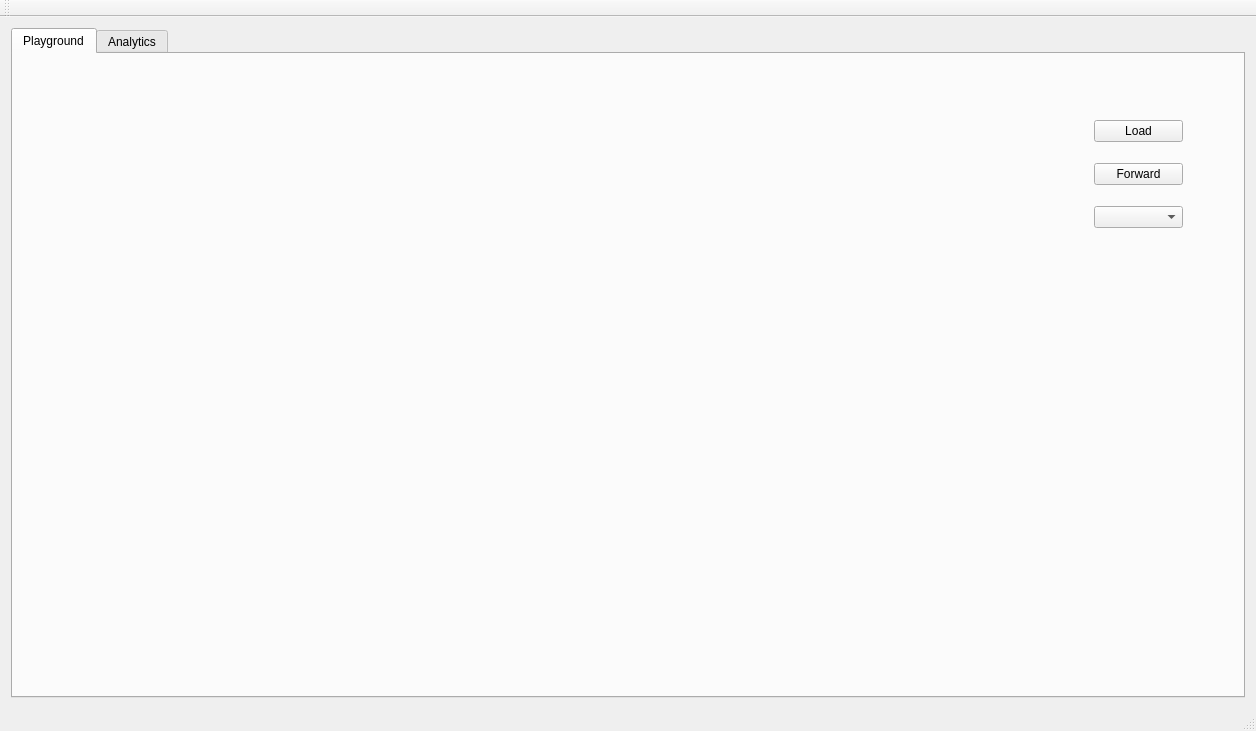
Qt form GUI/mainwindow.ui (kohutjan/2DFFT) before a commit.
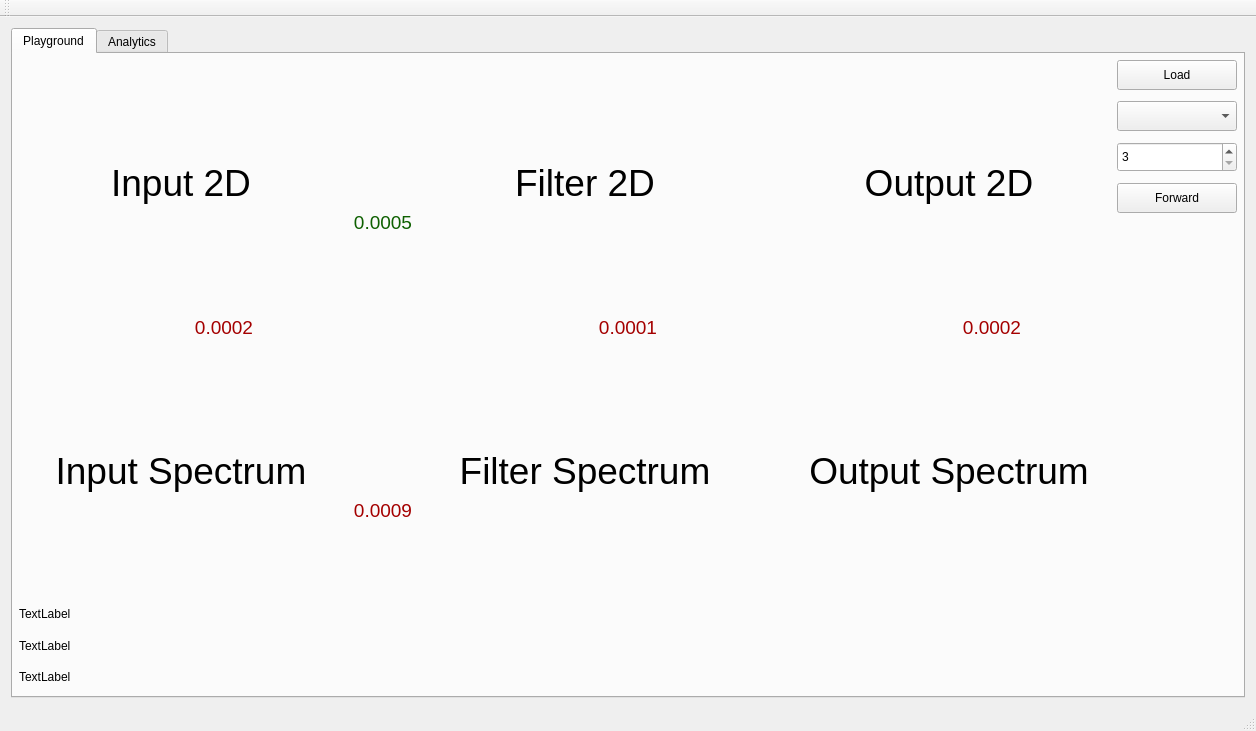
The same form after that commit.

Commit message: Better GUI + Update timing of freq convolution.

Diff of the .ui file:
```diff
--- a/GUI/mainwindow.ui
+++ b/GUI/mainwindow.ui
@@ -24,156 +24,715 @@
        <attribute name="title">
         <string>Playground</string>
        </attribute>
-       <widget class="QWidget" name="gridLayoutWidget">
-        <property name="geometry">
-         <rect>
-          <x>80</x>
-          <y>30</y>
-          <width>881</width>
-          <height>521</height>
-         </rect>
+       <layout class="QGridLayout" name="gridLayout_2" rowstretch="6,1" columnstretch="17,2">
+        <property name="leftMargin">
+         <number>6</number>
         </property>
-        <layout class="QGridLayout" name="gridLayout_2">
-         <property name="leftMargin">
-          <number>0</number>
-         </property>
-         <property name="topMargin">
-          <number>0</number>
-         </property>
-         <property name="rightMargin">
-          <number>0</number>
-         </property>
-         <property name="bottomMargin">
-          <number>0</number>
-         </property>
-         <property name="horizontalSpacing">
-          <number>0</number>
-         </property>
-         <item row="1" column="1">
-          <widget class="QLabel" name="playSpecFilter">
-           <property name="text">
-            <string/>
-           </property>
-           <property name="margin">
-            <number>0</number>
-           </property>
-          </widget>
-         </item>
-         <item row="1" column="2">
-          <widget class="QLabel" name="playSpecOutput">
-           <property name="text">
-            <string/>
-           </property>
-           <property name="margin">
-            <number>0</number>
-           </property>
-          </widget>
-         </item>
-         <item row="1" column="0">
-          <widget class="QLabel" name="playSpecInput">
-           <property name="text">
-            <string/>
-           </property>
-           <property name="margin">
-            <number>0</number>
-           </property>
-          </widget>
-         </item>
-         <item row="0" column="2">
-          <widget class="QLabel" name="play2DOutput">
-           <property name="text">
-            <string/>
-           </property>
-           <property name="margin">
-            <number>0</number>
-           </property>
-          </widget>
-         </item>
-         <item row="0" column="0">
-          <widget class="QLabel" name="play2DInput">
-           <property name="text">
-            <string/>
-           </property>
-           <property name="margin">
-            <number>0</number>
-           </property>
-           <property name="textInteractionFlags">
-            <set>Qt::NoTextInteraction</set>
-           </property>
-          </widget>
-         </item>
-         <item row="0" column="1">
-          <widget class="QLabel" name="play2DFilter">
-           <property name="maximumSize">
-            <size>
-             <width>293</width>
-             <height>257</height>
-            </size>
-           </property>
-           <property name="text">
-            <string/>
-           </property>
-           <property name="margin">
-            <number>0</number>
-           </property>
-          </widget>
-         </item>
-        </layout>
-       </widget>
-       <widget class="QWidget" name="verticalLayoutWidget">
-        <property name="geometry">
-         <rect>
-          <x>1070</x>
-          <y>40</y>
-          <width>111</width>
-          <height>161</height>
-         </rect>
+        <property name="topMargin">
+         <number>6</number>
         </property>
-        <layout class="QVBoxLayout" name="verticalLayout">
-         <item>
-          <widget class="QPushButton" name="playLoadImg">
-           <property name="text">
-            <string>Load</string>
-           </property>
-          </widget>
-         </item>
-         <item>
-          <widget class="QPushButton" name="playForward">
-           <property name="text">
-            <string>Forward</string>
-           </property>
-          </widget>
-         </item>
-         <item>
-          <widget class="QComboBox" name="playFiltersCombo">
-           <property name="editable">
-            <bool>false</bool>
-           </property>
-           <property name="currentText">
-            <string/>
-           </property>
-           <property name="duplicatesEnabled">
-            <bool>false</bool>
-           </property>
-           <item>
+        <property name="rightMargin">
+         <number>6</number>
+        </property>
+        <property name="bottomMargin">
+         <number>6</number>
+        </property>
+        <property name="spacing">
+         <number>6</number>
+        </property>
+        <item row="0" column="1">
+         <layout class="QVBoxLayout" name="filterParams" stretch="1,1,1,1,0">
+          <property name="spacing">
+           <number>11</number>
+          </property>
+          <property name="sizeConstraint">
+           <enum>QLayout::SetDefaultConstraint</enum>
+          </property>
+          <property name="leftMargin">
+           <number>0</number>
+          </property>
+          <item>
+           <widget class="QPushButton" name="playLoadImg">
+            <property name="sizePolicy">
+             <sizepolicy hsizetype="Minimum" vsizetype="Minimum">
+              <horstretch>0</horstretch>
+              <verstretch>0</verstretch>
+             </sizepolicy>
+            </property>
+            <property name="maximumSize">
+             <size>
+              <width>120</width>
+              <height>30</height>
+             </size>
+            </property>
             <property name="text">
+             <string>Load</string>
+            </property>
+           </widget>
+          </item>
+          <item>
+           <widget class="QComboBox" name="playFiltersCombo">
+            <property name="sizePolicy">
+             <sizepolicy hsizetype="Minimum" vsizetype="Minimum">
+              <horstretch>0</horstretch>
+              <verstretch>0</verstretch>
+             </sizepolicy>
+            </property>
+            <property name="maximumSize">
+             <size>
+              <width>120</width>
+              <height>30</height>
+             </size>
+            </property>
+            <property name="editable">
+             <bool>false</bool>
+            </property>
+            <property name="currentText">
              <string/>
             </property>
-           </item>
-           <item>
+            <property name="duplicatesEnabled">
+             <bool>false</bool>
+            </property>
+            <item>
+             <property name="text">
+              <string/>
+             </property>
+            </item>
+            <item>
+             <property name="text">
+              <string>Mean</string>
+             </property>
+            </item>
+            <item>
+             <property name="text">
+              <string>Gaussian</string>
+             </property>
+            </item>
+           </widget>
+          </item>
+          <item>
+           <widget class="QSpinBox" name="playKernelSizeSpin">
+            <property name="sizePolicy">
+             <sizepolicy hsizetype="Minimum" vsizetype="Minimum">
+              <horstretch>0</horstretch>
+              <verstretch>0</verstretch>
+             </sizepolicy>
+            </property>
+            <property name="maximumSize">
+             <size>
+              <width>120</width>
+              <height>30</height>
+             </size>
+            </property>
+            <property name="minimum">
+             <number>3</number>
+            </property>
+            <property name="maximum">
+             <number>33</number>
+            </property>
+            <property name="singleStep">
+             <number>2</number>
+            </property>
+           </widget>
+          </item>
+          <item>
+           <widget class="QPushButton" name="playForward">
+            <property name="sizePolicy">
+             <sizepolicy hsizetype="Minimum" vsizetype="Minimum">
+              <horstretch>0</horstretch>
+              <verstretch>0</verstretch>
+             </sizepolicy>
+            </property>
+            <property name="maximumSize">
+             <size>
+              <width>120</width>
+              <height>30</height>
+             </size>
+            </property>
             <property name="text">
-             <string>Mean</string>
+             <string>Forward</string>
             </property>
-           </item>
-           <item>
+           </widget>
+          </item>
+          <item>
+           <spacer name="verticalSpacer_9">
+            <property name="orientation">
+             <enum>Qt::Vertical</enum>
+            </property>
+            <property name="sizeHint" stdset="0">
+             <size>
+              <width>20</width>
+              <height>40</height>
+             </size>
+            </property>
+           </spacer>
+          </item>
+         </layout>
+        </item>
+        <item row="0" column="0">
+         <layout class="QGridLayout" name="show" rowstretch="6,1,6" columnstretch="8,2,8,1,8">
+          <property name="sizeConstraint">
+           <enum>QLayout::SetDefaultConstraint</enum>
+          </property>
+          <property name="leftMargin">
+           <number>0</number>
+          </property>
+          <property name="topMargin">
+           <number>0</number>
+          </property>
+          <property name="rightMargin">
+           <number>0</number>
+          </property>
+          <property name="bottomMargin">
+           <number>0</number>
+          </property>
+          <property name="spacing">
+           <number>0</number>
+          </property>
+          <item row="0" column="3">
+           <layout class="QVBoxLayout" name="play2DFilterOutputCon">
+            <item>
+             <spacer name="verticalSpacer_3">
+              <property name="orientation">
+               <enum>Qt::Vertical</enum>
+              </property>
+              <property name="sizeHint" stdset="0">
+               <size>
+                <width>20</width>
+                <height>40</height>
+               </size>
+              </property>
+             </spacer>
+            </item>
+            <item>
+             <widget class="QLabel" name="play2DFilterOutputPipe">
+              <property name="sizePolicy">
+               <sizepolicy hsizetype="Expanding" vsizetype="Expanding">
+                <horstretch>0</horstretch>
+                <verstretch>0</verstretch>
+               </sizepolicy>
+              </property>
+              <property name="minimumSize">
+               <size>
+                <width>0</width>
+                <height>35</height>
+               </size>
+              </property>
+              <property name="styleSheet">
+               <string notr="true"/>
+              </property>
+              <property name="text">
+               <string/>
+              </property>
+             </widget>
+            </item>
+            <item>
+             <spacer name="verticalSpacer_4">
+              <property name="orientation">
+               <enum>Qt::Vertical</enum>
+              </property>
+              <property name="sizeHint" stdset="0">
+               <size>
+                <width>20</width>
+                <height>40</height>
+               </size>
+              </property>
+             </spacer>
+            </item>
+           </layout>
+          </item>
+          <item row="2" column="4">
+           <widget class="QLabel" name="playSpecOutput">
+            <property name="styleSheet">
+             <string notr="true"/>
+            </property>
             <property name="text">
-             <string>Gaussian</string>
+             <string>&lt;html&gt;&lt;head/&gt;&lt;body&gt;&lt;p align=&quot;center&quot;&gt;&lt;span style=&quot; font-size:28pt;&quot;&gt;Output Spectrum&lt;/span&gt;&lt;/p&gt;&lt;/body&gt;&lt;/html&gt;</string>
             </property>
-           </item>
-          </widget>
-         </item>
-        </layout>
-       </widget>
+            <property name="margin">
+             <number>0</number>
+            </property>
+           </widget>
+          </item>
+          <item row="2" column="0">
+           <widget class="QLabel" name="playSpecInput">
+            <property name="styleSheet">
+             <string notr="true"/>
+            </property>
+            <property name="text">
+             <string>&lt;html&gt;&lt;head/&gt;&lt;body&gt;&lt;p align=&quot;center&quot;&gt;&lt;span style=&quot; font-size:28pt;&quot;&gt;Input Spectrum&lt;/span&gt;&lt;/p&gt;&lt;/body&gt;&lt;/html&gt;</string>
+            </property>
+            <property name="margin">
+             <number>0</number>
+            </property>
+           </widget>
+          </item>
+          <item row="0" column="4">
+           <widget class="QLabel" name="play2DOutput">
+            <property name="styleSheet">
+             <string notr="true"/>
+            </property>
+            <property name="text">
+             <string>&lt;html&gt;&lt;head/&gt;&lt;body&gt;&lt;p align=&quot;center&quot;&gt;&lt;span style=&quot; font-size:28pt;&quot;&gt;Output 2D&lt;/span&gt;&lt;/p&gt;&lt;/body&gt;&lt;/html&gt;</string>
+            </property>
+            <property name="margin">
+             <number>0</number>
+            </property>
+           </widget>
+          </item>
+          <item row="0" column="0">
+           <widget class="QLabel" name="play2DInput">
+            <property name="styleSheet">
+             <string notr="true"/>
+            </property>
+            <property name="text">
+             <string>&lt;html&gt;&lt;head/&gt;&lt;body&gt;&lt;p align=&quot;center&quot;&gt;&lt;span style=&quot; font-size:28pt;&quot;&gt;Input 2D&lt;/span&gt;&lt;/p&gt;&lt;/body&gt;&lt;/html&gt;</string>
+            </property>
+            <property name="margin">
+             <number>0</number>
+            </property>
+            <property name="textInteractionFlags">
+             <set>Qt::NoTextInteraction</set>
+            </property>
+           </widget>
+          </item>
+          <item row="0" column="2">
+           <widget class="QLabel" name="play2DFilter">
+            <property name="styleSheet">
+             <string notr="true"/>
+            </property>
+            <property name="text">
+             <string>&lt;html&gt;&lt;head/&gt;&lt;body&gt;&lt;p align=&quot;center&quot;&gt;&lt;span style=&quot; font-size:28pt;&quot;&gt;Filter 2D&lt;/span&gt;&lt;/p&gt;&lt;/body&gt;&lt;/html&gt;</string>
+            </property>
+            <property name="margin">
+             <number>0</number>
+            </property>
+           </widget>
+          </item>
+          <item row="2" column="2">
+           <widget class="QLabel" name="playSpecFilter">
+            <property name="styleSheet">
+             <string notr="true"/>
+            </property>
+            <property name="text">
+             <string>&lt;html&gt;&lt;head/&gt;&lt;body&gt;&lt;p align=&quot;center&quot;&gt;&lt;span style=&quot; font-size:28pt;&quot;&gt;Filter Spectrum&lt;/span&gt;&lt;/p&gt;&lt;/body&gt;&lt;/html&gt;</string>
+            </property>
+            <property name="margin">
+             <number>0</number>
+            </property>
+           </widget>
+          </item>
+          <item row="1" column="2">
+           <layout class="QHBoxLayout" name="play2DFilterSpecFilterCon">
+            <property name="spacing">
+             <number>6</number>
+            </property>
+            <item>
+             <spacer name="horizontalSpacer_3">
+              <property name="orientation">
+               <enum>Qt::Horizontal</enum>
+              </property>
+              <property name="sizeHint" stdset="0">
+               <size>
+                <width>40</width>
+                <height>20</height>
+               </size>
+              </property>
+             </spacer>
+            </item>
+            <item>
+             <widget class="QLabel" name="play2DFilterSpecFilterPipe">
+              <property name="sizePolicy">
+               <sizepolicy hsizetype="Expanding" vsizetype="Expanding">
+                <horstretch>0</horstretch>
+                <verstretch>0</verstretch>
+               </sizepolicy>
+              </property>
+              <property name="minimumSize">
+               <size>
+                <width>35</width>
+                <height>0</height>
+               </size>
+              </property>
+              <property name="styleSheet">
+               <string notr="true"/>
+              </property>
+              <property name="text">
+               <string/>
+              </property>
+             </widget>
+            </item>
+            <item>
+             <widget class="QLabel" name="play2DFilterSpecFilterTime">
+              <property name="sizePolicy">
+               <sizepolicy hsizetype="Expanding" vsizetype="Expanding">
+                <horstretch>0</horstretch>
+                <verstretch>0</verstretch>
+               </sizepolicy>
+              </property>
+              <property name="text">
+               <string>&lt;html&gt;&lt;head/&gt;&lt;body&gt;&lt;p align=&quot;center&quot;&gt;&lt;span style=&quot; font-size:14pt; color:#a40000;&quot;&gt;0.0001&lt;/span&gt;&lt;/p&gt;&lt;/body&gt;&lt;/html&gt;</string>
+              </property>
+             </widget>
+            </item>
+            <item>
+             <spacer name="horizontalSpacer_4">
+              <property name="orientation">
+               <enum>Qt::Horizontal</enum>
+              </property>
+              <property name="sizeHint" stdset="0">
+               <size>
+                <width>40</width>
+                <height>20</height>
+               </size>
+              </property>
+             </spacer>
+            </item>
+           </layout>
+          </item>
+          <item row="0" column="1">
+           <layout class="QVBoxLayout" name="play2DInputFilterCon">
+            <item>
+             <spacer name="verticalSpacer">
+              <property name="orientation">
+               <enum>Qt::Vertical</enum>
+              </property>
+              <property name="sizeHint" stdset="0">
+               <size>
+                <width>20</width>
+                <height>40</height>
+               </size>
+              </property>
+             </spacer>
+            </item>
+            <item>
+             <widget class="QLabel" name="play2DInputFilterPipe">
+              <property name="sizePolicy">
+               <sizepolicy hsizetype="Expanding" vsizetype="Expanding">
+                <horstretch>0</horstretch>
+                <verstretch>0</verstretch>
+               </sizepolicy>
+              </property>
+              <property name="minimumSize">
+               <size>
+                <width>0</width>
+                <height>0</height>
+               </size>
+              </property>
+              <property name="styleSheet">
+               <string notr="true"/>
+              </property>
+              <property name="text">
+               <string/>
+              </property>
+             </widget>
+            </item>
+            <item>
+             <widget class="QLabel" name="play2DInputFIlterTIme">
+              <property name="sizePolicy">
+               <sizepolicy hsizetype="Preferred" vsizetype="Preferred">
+                <horstretch>0</horstretch>
+                <verstretch>0</verstretch>
+               </sizepolicy>
+              </property>
+              <property name="text">
+               <string>&lt;html&gt;&lt;head/&gt;&lt;body&gt;&lt;p align=&quot;center&quot;&gt;&lt;span style=&quot; font-size:14pt; color:#0e6001;&quot;&gt;0.0005&lt;/span&gt;&lt;/p&gt;&lt;/body&gt;&lt;/html&gt;</string>
+              </property>
+             </widget>
+            </item>
+            <item>
+             <spacer name="verticalSpacer_2">
+              <property name="orientation">
+               <enum>Qt::Vertical</enum>
+              </property>
+              <property name="sizeHint" stdset="0">
+               <size>
+                <width>20</width>
+                <height>40</height>
+               </size>
+              </property>
+             </spacer>
+            </item>
+           </layout>
+          </item>
+          <item row="2" column="1">
+           <layout class="QVBoxLayout" name="playSpecInputFilterCon">
+            <item>
+             <spacer name="verticalSpacer_5">
+              <property name="orientation">
+               <enum>Qt::Vertical</enum>
+              </property>
+              <property name="sizeHint" stdset="0">
+               <size>
+                <width>20</width>
+                <height>40</height>
+               </size>
+              </property>
+             </spacer>
+            </item>
+            <item>
+             <widget class="QLabel" name="playSpecInputFilterPipe">
+              <property name="sizePolicy">
+               <sizepolicy hsizetype="Expanding" vsizetype="Expanding">
+                <horstretch>0</horstretch>
+                <verstretch>0</verstretch>
+               </sizepolicy>
+              </property>
+              <property name="minimumSize">
+               <size>
+                <width>0</width>
+                <height>35</height>
+               </size>
+              </property>
+              <property name="styleSheet">
+               <string notr="true"/>
+              </property>
+              <property name="text">
+               <string/>
+              </property>
+             </widget>
+            </item>
+            <item>
+             <widget class="QLabel" name="playSpecInputFilterTime">
+              <property name="sizePolicy">
+               <sizepolicy hsizetype="Preferred" vsizetype="Preferred">
+                <horstretch>0</horstretch>
+                <verstretch>0</verstretch>
+               </sizepolicy>
+              </property>
+              <property name="text">
+               <string>&lt;html&gt;&lt;head/&gt;&lt;body&gt;&lt;p align=&quot;center&quot;&gt;&lt;span style=&quot; font-size:14pt; color:#a40000;&quot;&gt;0.0009&lt;/span&gt;&lt;/p&gt;&lt;/body&gt;&lt;/html&gt;</string>
+              </property>
+             </widget>
+            </item>
+            <item>
+             <spacer name="verticalSpacer_6">
+              <property name="orientation">
+               <enum>Qt::Vertical</enum>
+              </property>
+              <property name="sizeHint" stdset="0">
+               <size>
+                <width>20</width>
+                <height>40</height>
+               </size>
+              </property>
+             </spacer>
+            </item>
+           </layout>
+          </item>
+          <item row="1" column="0">
+           <layout class="QHBoxLayout" name="play2DInputSpecInutCon">
+            <item>
+             <spacer name="horizontalSpacer">
+              <property name="orientation">
+               <enum>Qt::Horizontal</enum>
+              </property>
+              <property name="sizeHint" stdset="0">
+               <size>
+                <width>40</width>
+                <height>20</height>
+               </size>
+              </property>
+             </spacer>
+            </item>
+            <item>
+             <widget class="QLabel" name="play2DInputSpecInputPipe">
+              <property name="sizePolicy">
+               <sizepolicy hsizetype="Expanding" vsizetype="Expanding">
+                <horstretch>0</horstretch>
+                <verstretch>0</verstretch>
+               </sizepolicy>
+              </property>
+              <property name="minimumSize">
+               <size>
+                <width>35</width>
+                <height>0</height>
+               </size>
+              </property>
+              <property name="styleSheet">
+               <string notr="true"/>
+              </property>
+              <property name="text">
+               <string/>
+              </property>
+             </widget>
+            </item>
+            <item>
+             <widget class="QLabel" name="play2DInputSpecInputTime">
+              <property name="sizePolicy">
+               <sizepolicy hsizetype="Expanding" vsizetype="Expanding">
+                <horstretch>0</horstretch>
+                <verstretch>0</verstretch>
+               </sizepolicy>
+              </property>
+              <property name="text">
+               <string>&lt;html&gt;&lt;head/&gt;&lt;body&gt;&lt;p align=&quot;center&quot;&gt;&lt;span style=&quot; font-size:14pt; color:#a40000;&quot;&gt;0.0002&lt;/span&gt;&lt;/p&gt;&lt;/body&gt;&lt;/html&gt;</string>
+              </property>
+             </widget>
+            </item>
+            <item>
+             <spacer name="horizontalSpacer_2">
+              <property name="orientation">
+               <enum>Qt::Horizontal</enum>
+              </property>
+              <property name="sizeHint" stdset="0">
+               <size>
+                <width>40</width>
+                <height>20</height>
+               </size>
+              </property>
+             </spacer>
+            </item>
+           </layout>
+          </item>
+          <item row="1" column="4">
+           <layout class="QHBoxLayout" name="play2DOutputSpecOutputCon">
+            <property name="spacing">
+             <number>6</number>
+            </property>
+            <item>
+             <spacer name="horizontalSpacer_5">
+              <property name="orientation">
+               <enum>Qt::Horizontal</enum>
+              </property>
+              <property name="sizeHint" stdset="0">
+               <size>
+                <width>40</width>
+                <height>20</height>
+               </size>
+              </property>
+             </spacer>
+            </item>
+            <item>
+             <widget class="QLabel" name="play2DOutputSpecOutputPipe">
+              <property name="sizePolicy">
+               <sizepolicy hsizetype="Expanding" vsizetype="Expanding">
+                <horstretch>0</horstretch>
+                <verstretch>0</verstretch>
+               </sizepolicy>
+              </property>
+              <property name="minimumSize">
+               <size>
+                <width>35</width>
+                <height>0</height>
+               </size>
+              </property>
+              <property name="styleSheet">
+               <string notr="true"/>
+              </property>
+              <property name="text">
+               <string/>
+              </property>
+             </widget>
+            </item>
+            <item>
+             <widget class="QLabel" name="play2DOutputSpecOutputTime">
+              <property name="sizePolicy">
+               <sizepolicy hsizetype="Expanding" vsizetype="Expanding">
+                <horstretch>0</horstretch>
+                <verstretch>0</verstretch>
+               </sizepolicy>
+              </property>
+              <property name="text">
+               <string>&lt;html&gt;&lt;head/&gt;&lt;body&gt;&lt;p align=&quot;center&quot;&gt;&lt;span style=&quot; font-size:14pt; color:#a40000;&quot;&gt;0.0002&lt;/span&gt;&lt;/p&gt;&lt;/body&gt;&lt;/html&gt;</string>
+              </property>
+             </widget>
+            </item>
+            <item>
+             <spacer name="horizontalSpacer_6">
+              <property name="orientation">
+               <enum>Qt::Horizontal</enum>
+              </property>
+              <property name="sizeHint" stdset="0">
+               <size>
+                <width>40</width>
+                <height>20</height>
+               </size>
+              </property>
+             </spacer>
+            </item>
+           </layout>
+          </item>
+          <item row="2" column="3">
+           <layout class="QVBoxLayout" name="playSpecFilterOutputCon">
+            <item>
+             <spacer name="verticalSpacer_8">
+              <property name="orientation">
+               <enum>Qt::Vertical</enum>
+              </property>
+              <property name="sizeHint" stdset="0">
+               <size>
+                <width>20</width>
+                <height>40</height>
+               </size>
+              </property>
+             </spacer>
+            </item>
+            <item>
+             <widget class="QLabel" name="playSpecFilterOutputPipe">
+              <property name="sizePolicy">
+               <sizepolicy hsizetype="Expanding" vsizetype="Expanding">
+                <horstretch>0</horstretch>
+                <verstretch>0</verstretch>
+               </sizepolicy>
+              </property>
+              <property name="minimumSize">
+               <size>
+                <width>0</width>
+                <height>35</height>
+               </size>
+              </property>
+              <property name="styleSheet">
+               <string notr="true"/>
+              </property>
+              <property name="text">
+               <string/>
+              </property>
+             </widget>
+            </item>
+            <item>
+             <spacer name="verticalSpacer_7">
+              <property name="orientation">
+               <enum>Qt::Vertical</enum>
+              </property>
+              <property name="sizeHint" stdset="0">
+               <size>
+                <width>20</width>
+                <height>40</height>
+               </size>
+              </property>
+             </spacer>
+            </item>
+           </layout>
+          </item>
+         </layout>
+        </item>
+        <item row="1" column="0" colspan="2">
+         <layout class="QVBoxLayout" name="timing" stretch="1,1,1">
+          <item>
+           <widget class="QLabel" name="label">
+            <property name="text">
+             <string>TextLabel</string>
+            </property>
+           </widget>
+          </item>
+          <item>
+           <widget class="QLabel" name="label_3">
+            <property name="text">
+             <string>TextLabel</string>
+            </property>
+           </widget>
+          </item>
+          <item>
+           <widget class="QLabel" name="label_2">
+            <property name="text">
+             <string>TextLabel</string>
+            </property>
+           </widget>
+          </item>
+         </layout>
+        </item>
+       </layout>
       </widget>
       <widget class="QWidget" name="analytics_tab">
        <attribute name="title">
```
The commit also changes 15 other files.
